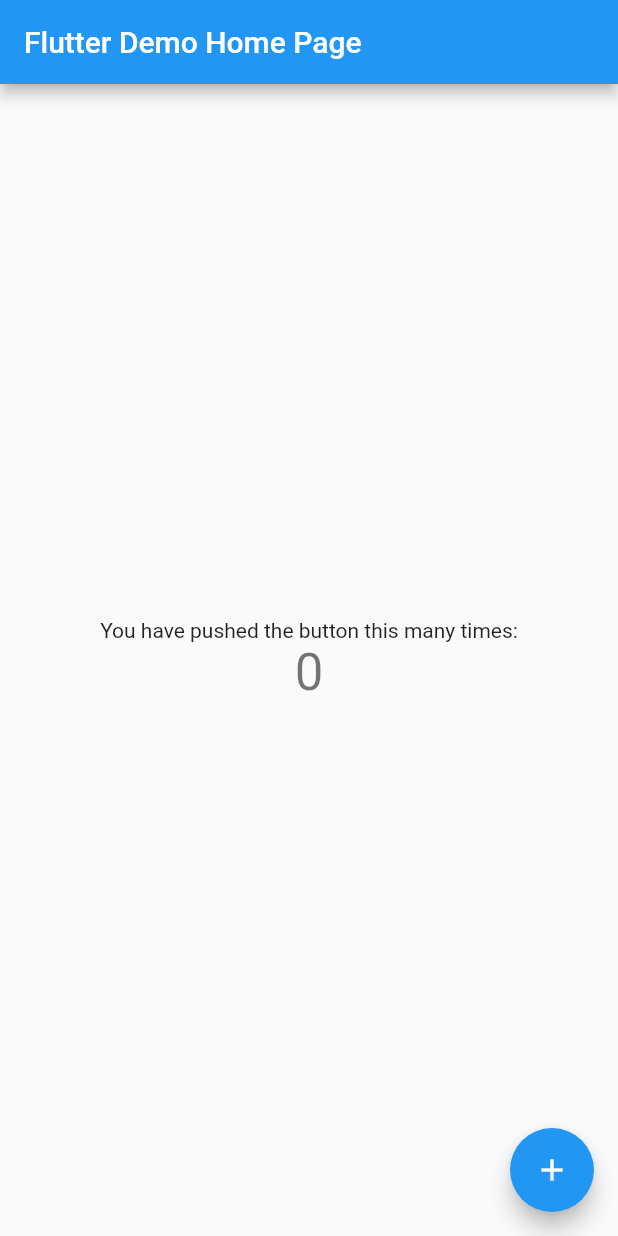
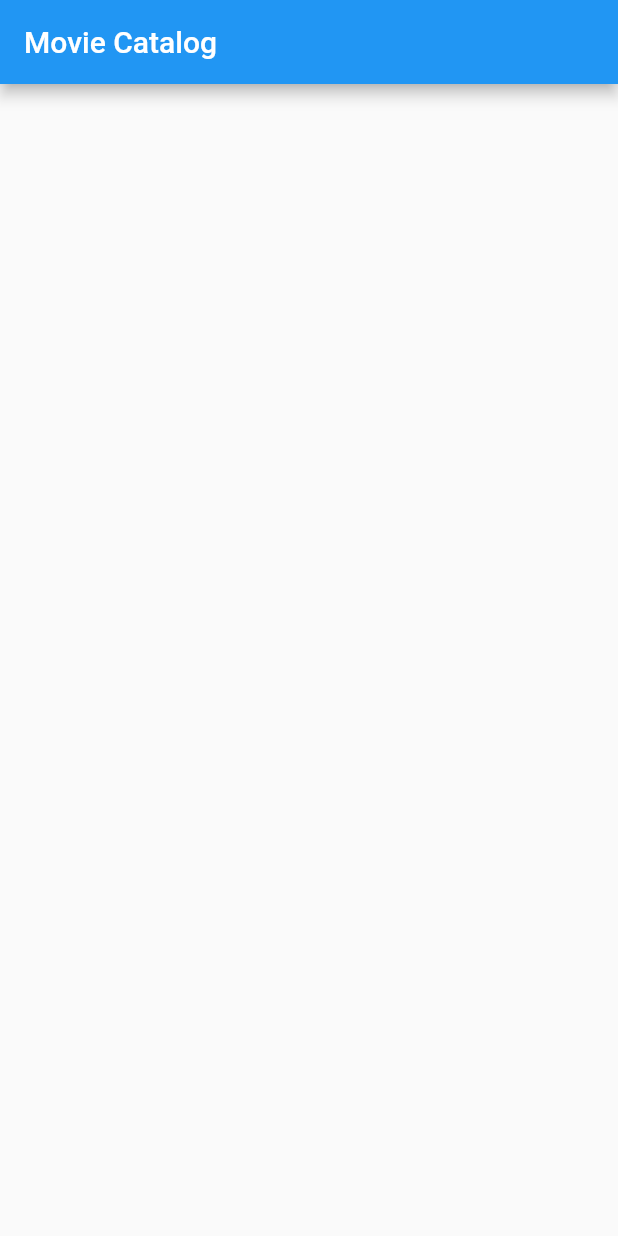
Before and after one commit to anselmo157/MovieCatalog, a Flutter app: the screen it shows after launch, on a phone screen of 412 x 824 dp. Run offline on Flutter 3.47's test engine with Material 2 defaults, Android fonts, the phone set to English and light mode, and no system bars; our stand-ins replace get.

Commit message:
Init structure project

```diff
--- /dev/null
+++ b/lib/bindings/home_binding/home_binding.dart
@@ -0,0 +1,9 @@
+import 'package:get/get.dart';
+import 'package:movie_catalog/controller/home_controller/home_controller.dart';
+
+class HomeBinding extends Bindings {
+  @override
+  void dependencies() {
+    Get.lazyPut<HomeController>(() => HomeController());
+  }
+}
--- /dev/null
+++ b/lib/bindings/movie_binding/movie_binding.dart
@@ -0,0 +1,9 @@
+import 'package:get/get.dart';
+import 'package:movie_catalog/controller/movie_controller/movie_controller.dart';
+
+class MovieBinding extends Bindings {
+  @override
+  void dependencies() {
+    Get.lazyPut<MovieController>(() => MovieController());
+  }
+}
--- /dev/null
+++ b/lib/controller/home_controller/home_controller.dart
@@ -0,0 +1,3 @@
+import 'package:get/get.dart';
+
+class HomeController extends GetxController {}
--- /dev/null
+++ b/lib/controller/movie_controller/movie_controller.dart
@@ -0,0 +1,3 @@
+import 'package:get/get.dart';
+
+class MovieController extends GetxController {}
--- a/lib/main.dart
+++ b/lib/main.dart
@@ -1,4 +1,7 @@
 import 'package:flutter/material.dart';
+import 'package:get/get.dart';
+import 'package:movie_catalog/bindings/home_binding/home_binding.dart';
+import 'package:movie_catalog/routes/app_pages.dart';
 
 void main() {
   runApp(const MyApp());
@@ -7,109 +10,14 @@ void main() {
 class MyApp extends StatelessWidget {
   const MyApp({super.key});
 
-  // This widget is the root of your application.
   @override
   Widget build(BuildContext context) {
-    return MaterialApp(
-      title: 'Flutter Demo',
-      theme: ThemeData(
-        // This is the theme of your application.
-        //
-        // Try running your application with "flutter run". You'll see the
-        // application has a blue toolbar. Then, without quitting the app, try
-        // changing the primarySwatch below to Colors.green and then invoke
-        // "hot reload" (press "r" in the console where you ran "flutter run",
-        // or simply save your changes to "hot reload" in a Flutter IDE).
-        // Notice that the counter didn't reset back to zero; the application
-        // is not restarted.
-        primarySwatch: Colors.blue,
-      ),
-      home: const MyHomePage(title: 'Flutter Demo Home Page'),
+    return GetMaterialApp(
+      debugShowCheckedModeBanner: false,
+      title: 'Movie Catalog',
+      getPages: AppPages.pages,
+      initialRoute: Routes.HOME,
+      initialBinding: HomeBinding(),
     );
   }
 }
-
-class MyHomePage extends StatefulWidget {
-  const MyHomePage({super.key, required this.title});
-
-  // This widget is the home page of your application. It is stateful, meaning
-  // that it has a State object (defined below) that contains fields that affect
-  // how it looks.
-
-  // This class is the configuration for the state. It holds the values (in this
-  // case the title) provided by the parent (in this case the App widget) and
-  // used by the build method of the State. Fields in a Widget subclass are
-  // always marked "final".
-
-  final String title;
-
-  @override
-  State<MyHomePage> createState() => _MyHomePageState();
-}
-
-class _MyHomePageState extends State<MyHomePage> {
-  int _counter = 0;
-
-  void _incrementCounter() {
-    setState(() {
-      // This call to setState tells the Flutter framework that something has
-      // changed in this State, which causes it to rerun the build method below
-      // so that the display can reflect the updated values. If we changed
-      // _counter without calling setState(), then the build method would not be
-      // called again, and so nothing would appear to happen.
-      _counter++;
-    });
-  }
-
-  @override
-  Widget build(BuildContext context) {
-    // This method is rerun every time setState is called, for instance as done
-    // by the _incrementCounter method above.
-    //
-    // The Flutter framework has been optimized to make rerunning build methods
-    // fast, so that you can just rebuild anything that needs updating rather
-    // than having to individually change instances of widgets.
-    return Scaffold(
-      appBar: AppBar(
-        // Here we take the value from the MyHomePage object that was created by
-        // the App.build method, and use it to set our appbar title.
-        title: Text(widget.title),
-      ),
-      body: Center(
-        // Center is a layout widget. It takes a single child and positions it
-        // in the middle of the parent.
-        child: Column(
-          // Column is also a layout widget. It takes a list of children and
-          // arranges them vertically. By default, it sizes itself to fit its
-          // children horizontally, and tries to be as tall as its parent.
-          //
-          // Invoke "debug painting" (press "p" in the console, choose the
-          // "Toggle Debug Paint" action from the Flutter Inspector in Android
-          // Studio, or the "Toggle Debug Paint" command in Visual Studio Code)
-          // to see the wireframe for each widget.
-          //
-          // Column has various properties to control how it sizes itself and
-          // how it positions its children. Here we use mainAxisAlignment to
-          // center the children vertically; the main axis here is the vertical
-          // axis because Columns are vertical (the cross axis would be
-          // horizontal).
-          mainAxisAlignment: MainAxisAlignment.center,
-          children: <Widget>[
-            const Text(
-              'You have pushed the button this many times:',
-            ),
-            Text(
-              '$_counter',
-              style: Theme.of(context).textTheme.headline4,
-            ),
-          ],
-        ),
-      ),
-      floatingActionButton: FloatingActionButton(
-        onPressed: _incrementCounter,
-        tooltip: 'Increment',
-        child: const Icon(Icons.add),
-      ), // This trailing comma makes auto-formatting nicer for build methods.
-    );
-  }
-}
--- /dev/null
+++ b/lib/routes/app_pages.dart
@@ -0,0 +1,15 @@
+import 'package:get/get.dart';
+import 'package:movie_catalog/bindings/home_binding/home_binding.dart';
+import 'package:movie_catalog/ui/home_page/home_page.dart';
+
+part 'app_routes.dart';
+
+abstract class AppPages {
+  static final pages = [
+    GetPage(
+      name: Routes.HOME,
+      page: () => const HomePage(),
+      binding: HomeBinding(),
+    ),
+  ];
+}
--- /dev/null
+++ b/lib/routes/app_routes.dart
@@ -0,0 +1,7 @@
+// ignore_for_file: constant_identifier_names
+
+part of 'app_pages.dart';
+
+abstract class Routes {
+  static const HOME = '/home';
+}
--- /dev/null
+++ b/lib/ui/home_page/home_page.dart
@@ -0,0 +1,14 @@
+import 'package:flutter/material.dart';
+
+class HomePage extends StatelessWidget {
+  const HomePage({super.key});
+
+  @override
+  Widget build(BuildContext context) {
+    return Scaffold(
+      appBar: AppBar(
+        title: const Text('Movie Catalog'),
+      ),
+    );
+  }
+}
--- a/pubspec.yaml
+++ b/pubspec.yaml
@@ -32,10 +32,8 @@ dependencies:
   flutter:
     sdk: flutter
 
-
-  # The following adds the Cupertino Icons font to your application.
-  # Use with the CupertinoIcons class for iOS style icons.
-  cupertino_icons: ^1.0.2
+  dio: ^4.0.6
+  get: ^4.6.5
 
 dev_dependencies:
   flutter_test:
```
Also changed, not shown: lib/data/model/movie.dart (added), lib/ui/movie_page/movie_page.dart (added), pubspec.lock.
